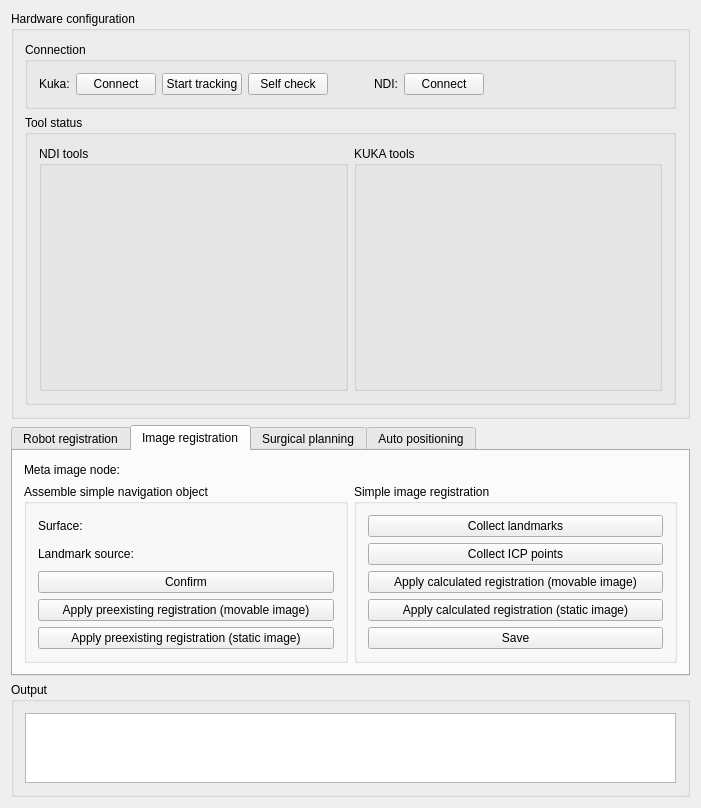
Qt form Plugins/org.mitk.lancet.surgicalsimulate/src/internal/SurgicalSimulateControls.ui (zhaomengxiao/LancetMITK-Adition) before a commit.
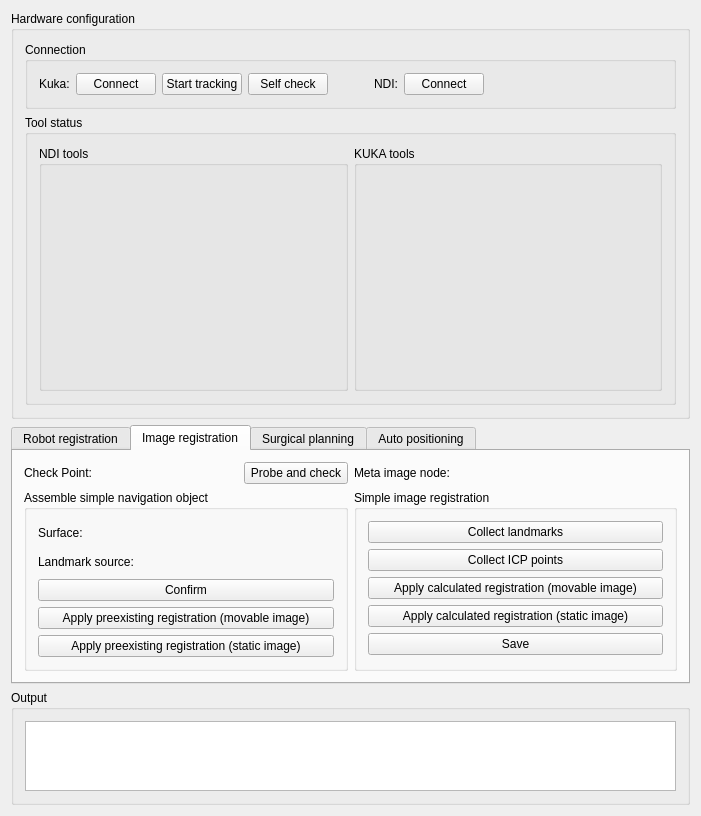
The same form after that commit. The open tabs and pages were chosen to show the change. Custom widgets are drawn as their Qt base class.

Commit message:
Feature(surgicalSimulate): evaluate image registration
evaluate image registration with probe checkpoints

```diff
--- a/Plugins/org.mitk.lancet.surgicalsimulate/src/internal/SurgicalSimulateControls.ui
+++ b/Plugins/org.mitk.lancet.surgicalsimulate/src/internal/SurgicalSimulateControls.ui
@@ -19,7 +19,7 @@
   <property name="windowTitle">
    <string>QmitkTemplate</string>
   </property>
-  <layout class="QGridLayout" name="gridLayout_5">
+  <layout class="QGridLayout" name="gridLayout_10">
    <item row="0" column="0">
     <widget class="QGroupBox" name="groupBox_3">
      <property name="title">
@@ -173,18 +173,6 @@
      </layout>
     </widget>
    </item>
-   <item row="2" column="0">
-    <widget class="QGroupBox" name="groupBox_2">
-     <property name="title">
-      <string>Output</string>
-     </property>
-     <layout class="QGridLayout" name="gridLayout_3">
-      <item row="0" column="0">
-       <widget class="QTextBrowser" name="textBrowser"/>
-      </item>
-     </layout>
-    </widget>
-   </item>
    <item row="1" column="0">
     <widget class="QTabWidget" name="tabWidget">
      <property name="currentIndex">
@@ -246,8 +234,33 @@
       <attribute name="title">
        <string>Image registration</string>
       </attribute>
-      <layout class="QGridLayout" name="gridLayout_10">
+      <layout class="QGridLayout" name="gridLayout_5">
        <item row="0" column="0">
+        <layout class="QHBoxLayout" name="horizontalLayout_3">
+         <item>
+          <widget class="QLabel" name="label_12">
+           <property name="text">
+            <string>Check Point:</string>
+           </property>
+          </widget>
+         </item>
+         <item>
+          <widget class="QmitkSingleNodeSelectionWidget" name="mitkNodeSelectWidget_ImageCheckPoint" native="true">
+           <property name="enabled">
+            <bool>true</bool>
+           </property>
+          </widget>
+         </item>
+         <item>
+          <widget class="QPushButton" name="pushButton_probeCheckPoint">
+           <property name="text">
+            <string>Probe and check</string>
+           </property>
+          </widget>
+         </item>
+        </layout>
+       </item>
+       <item row="0" column="1">
         <layout class="QHBoxLayout" name="horizontalLayout_4">
          <item>
           <widget class="QLabel" name="label_7">
@@ -468,6 +481,18 @@
      </widget>
     </widget>
    </item>
+   <item row="2" column="0">
+    <widget class="QGroupBox" name="groupBox_2">
+     <property name="title">
+      <string>Output</string>
+     </property>
+     <layout class="QGridLayout" name="gridLayout_3">
+      <item row="0" column="0">
+       <widget class="QTextBrowser" name="textBrowser"/>
+      </item>
+     </layout>
+    </widget>
+   </item>
   </layout>
  </widget>
  <layoutdefault spacing="6" margin="11"/>
```
Left out of the diff: 2 changed lines with no effect on the pictures. The commit also changes 3 other files.
